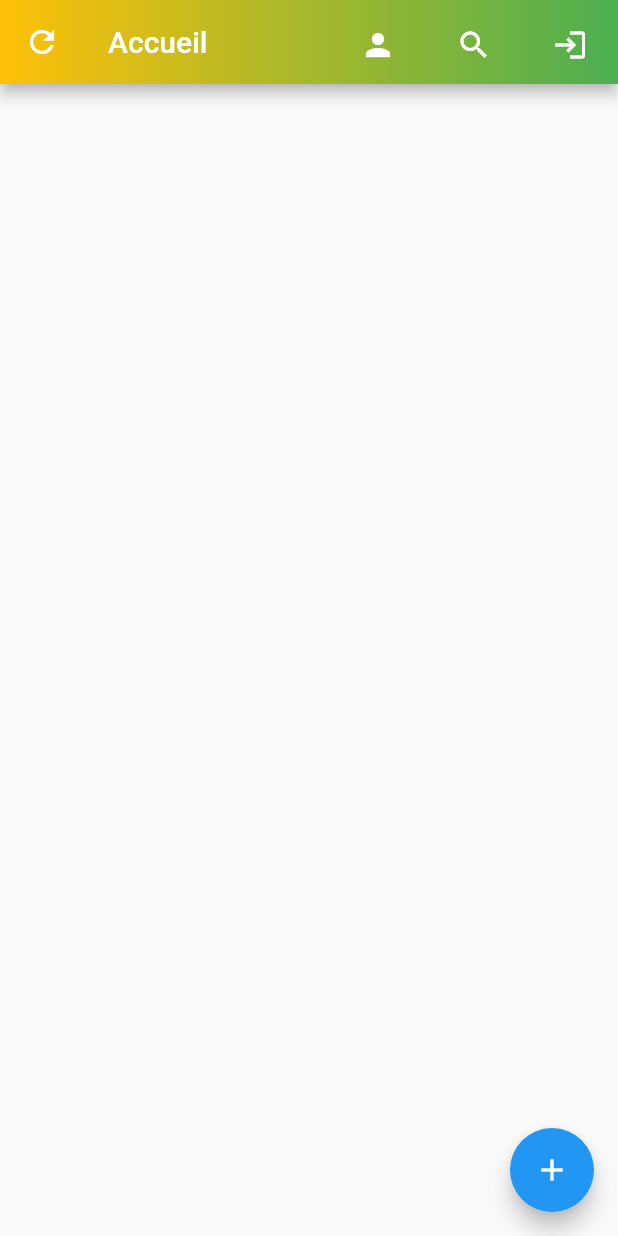
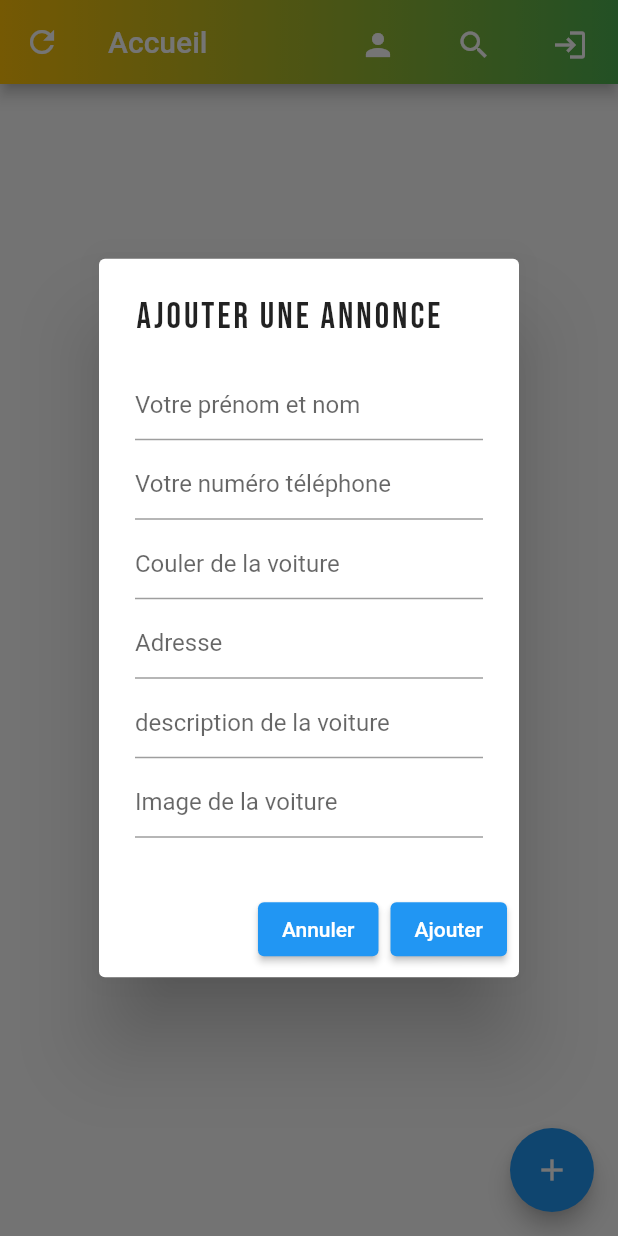
Before and after one commit to dialloibrahimakhaliloulaye/Car_shop, a Flutter app: the HomeScreen screen opened directly, after a tap on the "add" icon, on a phone screen of 412 x 824 dp. Run offline on Flutter 3.47's test engine with Material 2 defaults, Android fonts, the phone set to English and light mode, and no system bars; our stand-ins replace cloud_firestore, firebase_auth, firebase_core; accounts and stored records are empty.

Commit message:
implementing car add page

```diff
--- a/lib/homeScreen.dart
+++ b/lib/homeScreen.dart
@@ -1,4 +1,8 @@
 import 'package:flutter/material.dart';
+import 'package:firebase_auth/firebase_auth.dart';
+import 'package:cloud_firestore/cloud_firestore.dart';
+import 'package:icar/functions.dart';
+import 'package:icar/globalVar.dart';
 
 class HomeScreen extends StatefulWidget {
 
@@ -8,6 +12,111 @@ class HomeScreen extends StatefulWidget {
 }
 
 class _HomeScreenState extends State<HomeScreen> {
+
+  FirebaseAuth auth = FirebaseAuth.instance;
+  String userName;
+  String userNumber;
+  String carPrice;
+  String carModel;
+  String carColor;
+  String description;
+  String urlImage;
+  String carLocation;
+  QuerySnapshot cars;
+
+  CarMethods carObj = CarMethods();
+
+  Future<bool> ShowDialogForAddingData() async{
+    return showDialog(
+        context: context,
+        barrierDismissible: false,
+        builder: (BuildContext context){
+          return AlertDialog(
+            title: Text("Ajouter Une annonce", style: TextStyle(fontFamily: "Bebas", fontSize: 24, letterSpacing: 2.0),),
+            content: Column(
+              mainAxisSize: MainAxisSize.min,
+              children: <Widget>[
+                TextField(
+                  decoration: InputDecoration(hintText: "Votre prénom et nom"),
+                  onChanged: (value){
+                    userName=value;
+                  },
+                ),
+                SizedBox(height: 5.0,),
+                TextField(
+                  decoration: InputDecoration(hintText: "Votre numéro téléphone"),
+                  onChanged: (value){
+                    userNumber=value;
+                  },
+                ),
+                SizedBox(height: 5.0,),
+                TextField(
+                  decoration: InputDecoration(hintText: "Couler de la voiture"),
+                  onChanged: (value){
+                    carColor=value;
+                  },
+                ),
+                SizedBox(height: 5.0,),
+                TextField(
+                  decoration: InputDecoration(hintText: "Adresse"),
+                  onChanged: (value){
+                    carLocation=value;
+                  },
+                ),
+                SizedBox(height: 5.0,),
+                TextField(
+                  decoration: InputDecoration(hintText: "description de la voiture"),
+                  onChanged: (value){
+                    description=value;
+                  },
+                ),
+                SizedBox(height: 5.0,),
+                TextField(
+                  decoration: InputDecoration(hintText: "Image de la voiture"),
+                  onChanged: (value){
+                    urlImage=value;
+                  },
+                ),
+                SizedBox(height: 5.0,),
+              ],
+            ),
+            actions: [
+              ElevatedButton(
+                child: Text("Annuler"),
+                onPressed: (){
+                  Navigator.pop(context);
+                },
+              ),
+              ElevatedButton(
+                child: Text("Ajouter"),
+                onPressed: (){
+                  Map<String, dynamic> carData = {
+                    'userNama': userName,
+                    'uId': userId,
+                    'userNumber': userNumber,
+                    'carPrice': carPrice,
+                    'carModel': carModel,
+                    'carColor': carColor,
+                    'carLocation': carLocation,
+                    'description': description,
+                    'urlImage': urlImage,
+                    'imgPro': userImageUrl,
+                    'time': DateTime.now(),
+                  };
+                  carObj.addData(carData).then((value){
+                    print("Annonce ajoutée avec succès");
+                    Navigator.push(context, MaterialPageRoute(builder: (context) => HomeScreen()));
+                  }).catchError((e){
+                    print(e);
+                  });
+                },
+              )
+            ],
+          );
+        }
+    );
+  }
+
   @override
   Widget build(BuildContext context) {
     return Scaffold(
@@ -72,7 +181,7 @@ class _HomeScreenState extends State<HomeScreen> {
         tooltip: "Ajouter l'annonce",
         child: Icon(Icons.add),
         onPressed: (){
-
+          ShowDialogForAddingData();
         },
       ),
     );
```
